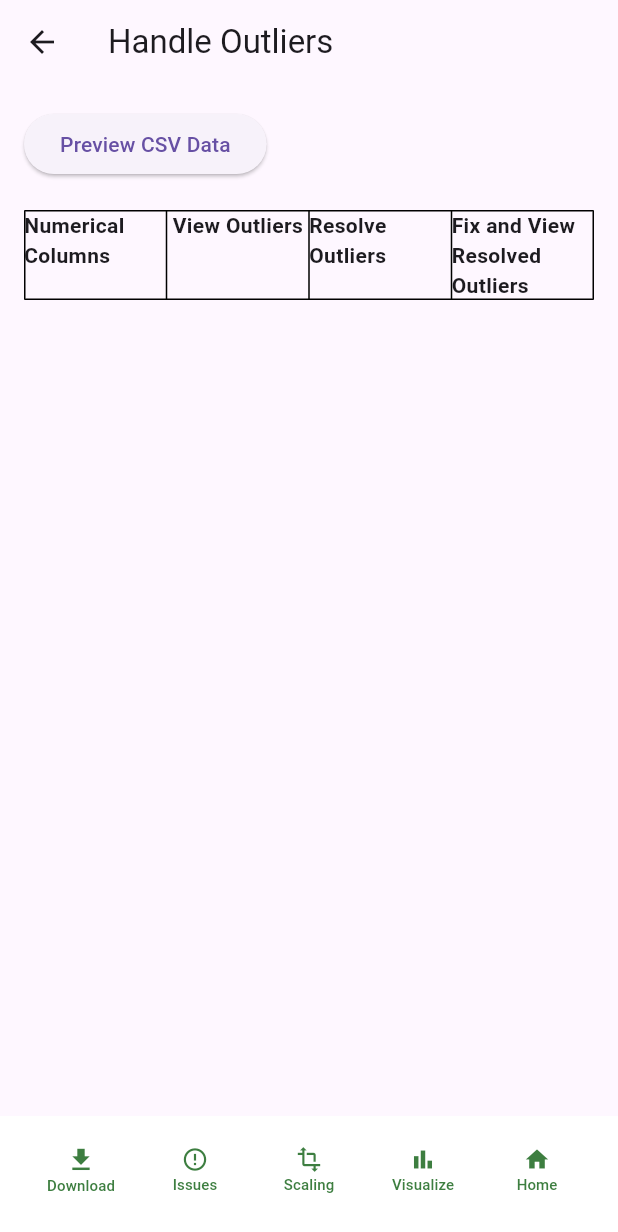
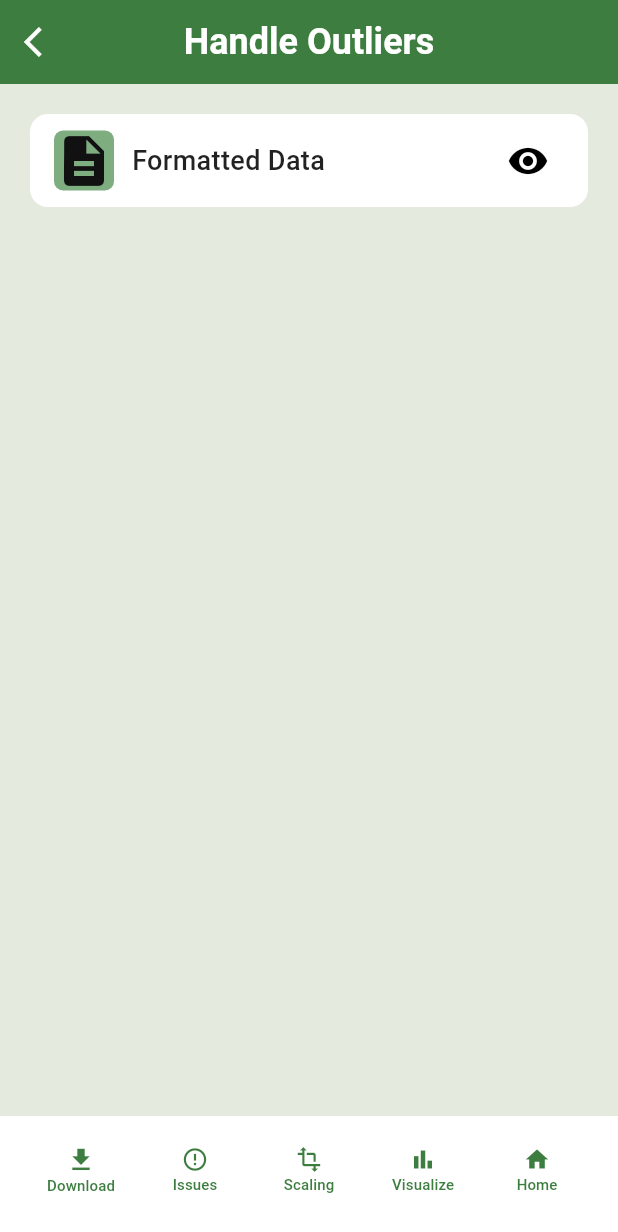
Before and after one commit to AcePenaflorida/Data-Sweep, a Flutter app: the OutliersPage screen opened directly with empty values, on a phone screen of 412 x 824 dp. Shown: the top 1232 px of the screen. Run offline on Flutter 3.47's test engine with Material 3 defaults, Android fonts, the phone set to English and light mode, and no system bars; our stand-ins replace csv, file_picker, permission_handler.

Commit message:
outliers page - apply ui

```diff
--- a/data_sweep/lib/outliers.dart
+++ b/data_sweep/lib/outliers.dart
@@ -279,6 +279,31 @@ class _OutliersPageState extends State<OutliersPage> {
     }
   }
 
+  Future<Uint8List> fetchUnresolvedGraph(String columnName) async {
+    Map<String, dynamic> requestPayload = {
+      'data': cleanedData,
+      'column_name': columnName,
+      'task': "Show Outliers",
+      'method': "",
+    };
+
+    try {
+      var response = await http.post(
+        Uri.parse('$baseURL/outliers_graph'),
+        headers: {'Content-Type': 'application/json'},
+        body: jsonEncode(requestPayload),
+      );
+
+      if (response.statusCode == 200) {
+        return response.bodyBytes;
+      } else {
+        throw Exception("Failed to fetch graph");
+      }
+    } catch (e) {
+      throw Exception("Error fetching graph: $e");
+    }
+  }
+
   Future<void> getCleanedData(BuildContext context, String columnName,
       String resolveOutlierMethod) async {
     List<List<dynamic>> data = cleanedData;
@@ -440,13 +465,91 @@ class _OutliersPageState extends State<OutliersPage> {
     print("Numerical Columns: $numericalColumns");
 
     return Scaffold(
-      appBar: AppBar(title: Text("Handle Outliers")),
-      body: Padding(
-        padding: const EdgeInsets.all(16.0),
+      appBar: AppBar(
+        title: const Text(
+          "Handle Outliers",
+          style: TextStyle(
+            fontFamily: 'Roboto',
+            fontWeight: FontWeight.bold,
+            fontSize: 24,
+            color: Colors.white,
+          ),
+        ),
+        centerTitle: true,
+        backgroundColor: const Color.fromARGB(255, 61, 126, 64),
+        elevation: 0,
+        leading: IconButton(
+          icon: const Icon(Icons.arrow_back_ios, size: 24, color: Colors.white),
+          onPressed: () {
+            Navigator.pop(context);
+          },
+        ),
+      ),
+      body: Container(
+        color: const Color.fromARGB(255, 229, 234, 222),
+        child: Padding(
+          padding: const EdgeInsets.all(8.0),
           child: Column(
             crossAxisAlignment: CrossAxisAlignment.start,
             children: [
-            ElevatedButton(
+              Padding(
+                padding: const EdgeInsets.all(12.0),
+                child: Container(
+                  padding:
+                      const EdgeInsets.symmetric(horizontal: 16, vertical: 7),
+                  decoration: BoxDecoration(
+                    color: Colors.white,
+                    borderRadius: BorderRadius.circular(12),
+                  ),
+                  child: Row(
+                    mainAxisAlignment: MainAxisAlignment.spaceBetween,
+                    children: [
+                      Expanded(
+                        child: Row(
+                          crossAxisAlignment: CrossAxisAlignment.center,
+                          children: [
+                            Container(
+                              decoration: BoxDecoration(
+                                color: const Color.fromARGB(
+                                    255, 126, 173, 128), // Background color
+                                borderRadius: BorderRadius.circular(
+                                    6), // Set the border radius here
+                              ),
+                              child: Icon(
+                                Icons.description,
+                                size: 40,
+                                color: const Color.fromARGB(255, 17, 17, 17),
+                              ),
+                            ),
+                            const SizedBox(width: 12),
+                            Expanded(
+                              child: Column(
+                                crossAxisAlignment: CrossAxisAlignment.start,
+                                children: [
+                                  Text(
+                                    "Formatted Data",
+                                    style: const TextStyle(
+                                      fontSize: 18,
+                                      fontWeight: FontWeight.w500,
+                                      fontFamily: 'Roboto',
+                                      color: Colors.black87,
+                                    ),
+                                    maxLines: 1,
+                                    overflow: TextOverflow.ellipsis,
+                                  ),
+                                ],
+                              ),
+                            ),
+                          ],
+                        ),
+                      ),
+                      IconButton(
+                        icon: const Icon(
+                          Icons.remove_red_eye,
+                          size: 28,
+                          color: Color.fromARGB(
+                              255, 0, 0, 0), // Add color to the icon for emphasis
+                        ),
                         onPressed: () {
                           Navigator.push(
                             context,
@@ -458,146 +561,134 @@ class _OutliersPageState extends State<OutliersPage> {
                             ),
                           );
                         },
-              child: Text("Preview CSV Data"),
                       ),
-            const SizedBox(height: 20),
+                    ],
+                  ),
+                ),
+              ),
+              const SizedBox(height: 0),
 
               // Use SingleChildScrollView to ensure the table is scrollable
               Expanded(
-              child: SingleChildScrollView(
-                child: Column(
-                  children: [
-                    Table(
-                      border: TableBorder.all(),
-                      children: [
-                        TableRow(
-                          children: [
-                            TableCell(
-                              child: Center(
-                                child: Text(
-                                  "Numerical Columns",
-                                  style: TextStyle(fontWeight: FontWeight.bold),
-                                ),
-                              ),
-                            ),
-                            TableCell(
-                              child: Center(
-                                child: Text(
-                                  "View Outliers",
-                                  style: TextStyle(fontWeight: FontWeight.bold),
-                                ),
-                              ),
-                            ),
-                            TableCell(
-                              child: Center(
-                                child: Text(
-                                  "Resolve Outliers",
-                                  style: TextStyle(fontWeight: FontWeight.bold),
-                                ),
-                              ),
-                            ),
-                            TableCell(
-                              child: Center(
-                                child: Text(
-                                  "Fix and View Resolved Outliers",
-                                  style: TextStyle(fontWeight: FontWeight.bold),
-                                ),
-                              ),
+                child: Padding(
+                  padding: const EdgeInsets.all(8.0),
+                  child: Container(
+                    decoration: BoxDecoration(
+                      color: Colors.white,
+                      borderRadius: BorderRadius.circular(12),
+                      boxShadow: [
+                        BoxShadow(
+                          color: Colors.black26,
+                          offset: Offset(0, 4),
+                          blurRadius: 8,
                         ),
                       ],
                     ),
+                    child: SingleChildScrollView(
+                      child: Column(
+                        crossAxisAlignment: CrossAxisAlignment.center,
+                        children: [
                           ...List.generate(numericalColumns.length, (index) {
-                          return TableRow(
+                            return Padding(
+                              padding: const EdgeInsets.all(8),
+                              child: Column(
+                                crossAxisAlignment: CrossAxisAlignment.start,
                                 children: [
-                              TableCell(
-                                child: Center(
-                                    child: Text(numericalColumns[index])),
+                                  // Title
+                                  Text(
+                                    "${numericalColumns[index]}",
+                                    style: TextStyle(
+                                      fontSize: 22,
+                                      fontWeight: FontWeight.bold,
                                     ),
-                              TableCell(
-                                child: Center(
-                                  child: TextButton(
-                                    onPressed: () {
-                                      outlierStatus = "Not Resolved";
-                                      showGraphOverlay(
-                                          context,
-                                          numericalColumns[index],
-                                          outlierStatus,
-                                          "");
-                                      print("Outliers Not Resolved");
+                                    textAlign: TextAlign.left,
+                                  ),
+                                  SizedBox(height: 8),
+                                  Text(
+                                    "View the outliers in your data.",
+                                    style: TextStyle(
+                                      fontSize: 14,
+                                      fontWeight: FontWeight.w400,
+                                      color: Colors.grey[600]
+                                    ),
+                                    textAlign: TextAlign.center,
+                                  ),
+                                  // Graph Display
+                                  FutureBuilder<Uint8List>(
+                                    future: fetchUnresolvedGraph(numericalColumns[index]),
+                                    builder: (context, snapshot) {
+                                      if (snapshot.connectionState == ConnectionState.waiting) {
+                                        return CircularProgressIndicator();
+                                      } else if (snapshot.hasError) {
+                                        return Text(
+                                          "Error loading graph",
+                                          style: TextStyle(color: Colors.red),
+                                        );
+                                      } else {
+                                        return SizedBox(
+                                          height: 300, // Adjust height as needed
+                                          width: double.infinity,
+                                          child: Image.memory(
+                                            snapshot.data!,
+                                            fit: BoxFit.contain,
+                                          ),
+                                        );
+                                      }
                                     },
-                                    style: TextButton.styleFrom(
-                                      foregroundColor: Colors.white,
-                                      backgroundColor:
-                                          const Color.fromARGB(255, 25, 156, 4),
-                                      padding: EdgeInsets.symmetric(
-                                          horizontal: 8, vertical: 4),
-                                      minimumSize: Size(0, 0),
-                                      tapTargetSize:
-                                          MaterialTapTargetSize.shrinkWrap,
-                                      shape: RoundedRectangleBorder(
-                                        borderRadius: BorderRadius.circular(8),
                                   ),
+                                  SizedBox(height: 8),
+                                  Text(
+                                    "Resolve the outliers in your data.",
+                                    style: TextStyle(
+                                      fontSize: 14,
+                                      fontWeight: FontWeight.w400,
+                                      color: Colors.grey[600]
                                     ),
-                                    child: Text(
-                                      "Graph View",
-                                      style: TextStyle(
-                                          fontSize: 11,
-                                          fontWeight: FontWeight.bold),
+                                    textAlign: TextAlign.center,
                                   ),
-                                  ),
-                                ),
-                              ),
-                              TableCell(
-                                child: Center(
+                                  // Dropdown
+                                  SizedBox(
+                                    width: double.infinity,
+                                    height: 50,
                                     child: DropdownButtonHideUnderline(
                                       child: DropdownButtonFormField<String>(
                                         value: resolve_outlier_method,
                                         items: handleOutliersOptions.map((value) {
                                           return DropdownMenuItem(
                                             value: value,
-                                          child: Text(value,
-                                              style: TextStyle(fontSize: 11)),
+                                            child: Text(
+                                              value,
+                                              style: TextStyle(fontSize: 14),
+                                            ),
                                           );
                                         }).toList(),
                                         onChanged: (selectedValue) {
-                                        textControllers[index].text =
-                                            selectedValue ?? '';
-
-                                        if (selectedValue ==
-                                            handleOutliersOptions[0]) {
-                                          resolve_outlier_method = "Remove";
-                                        } else if (selectedValue ==
-                                            handleOutliersOptions[1]) {
-                                          resolve_outlier_method =
-                                              "Cap and Floor";
-                                        } else if (selectedValue ==
-                                            handleOutliersOptions[2]) {
-                                          resolve_outlier_method =
-                                              "Replace with Mean";
-                                        } else if (selectedValue ==
-                                            handleOutliersOptions[3]) {
-                                          resolve_outlier_method =
-                                              "Replace with Median";
-                                        }
+                                          textControllers[index].text = selectedValue ?? '';
+                                          resolve_outlier_method = selectedValue!;
                                         },
                                         decoration: InputDecoration(
                                           hintText: 'Options',
                                           hintStyle: TextStyle(fontSize: 12),
+                                          contentPadding: EdgeInsets.symmetric(
+                                              vertical: 4, horizontal: 3),
+                                          border: OutlineInputBorder(
+                                            borderRadius: BorderRadius.circular(8),
                                           ),
                                         ),
                                       ),
                                     ),
                                   ),
-                              TableCell(
-                                child: Center(
+                                  SizedBox(height: 8),
+                                  // View Resolved Graph Button
+                                  SizedBox(
+                                    width: double.infinity,
+                                    height: 50,
                                     child: TextButton(
                                         onPressed: () {
+                                          setState(() {
                                             outlierStatus = "Resolved";
-                                      showGraphOverlay(
-                                          context,
-                                          numericalColumns[index],
-                                          outlierStatus,
-                                          resolve_outlier_method);
+                                            fetchUnresolvedGraph(numericalColumns[index]); // Fetch resolved graph
+                                          });
                                           print("Outliers Resolved");
                                         },
                                       style: TextButton.styleFrom(
@@ -605,35 +696,35 @@ class _OutliersPageState extends State<OutliersPage> {
                                         backgroundColor:
                                             const Color.fromARGB(255, 25, 156, 4),
                                         padding: EdgeInsets.symmetric(
-                                          horizontal: 8, vertical: 4),
-                                      minimumSize: Size(0, 0),
-                                      tapTargetSize:
-                                          MaterialTapTargetSize.shrinkWrap,
+                                            horizontal: 10, vertical: 10),
                                         shape: RoundedRectangleBorder(
                                           borderRadius: BorderRadius.circular(8),
                                         ),
                                       ),
                                       child: Text(
-                                      "Graph View",
+                                        "View Resolved Graph",
                                         style: TextStyle(
-                                          fontSize: 11,
-                                          fontWeight: FontWeight.bold),
+                                          fontSize: 16,
+                                          fontWeight: FontWeight.bold,
                                         ),
                                       ),
                                     ),
                                   ),
                                 ],
+                              ),
                             );
                           }),
                         ],
                       ),
-                  ],
+                    ),
                   ),
                 ),
               ),
             ],
           ),
         ),
+      ),
+
       bottomNavigationBar: BottomAppBar(
         color: Colors.white, // Set background to white
         child: Row(
```
Lines whose indentation alone changed are shown as unchanged.
